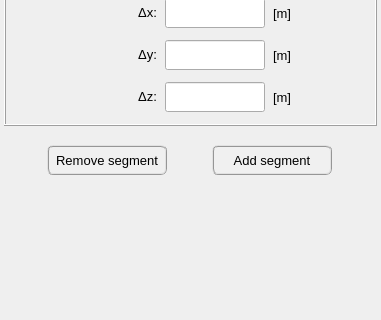
Qt form pulse/interface/ui_files/model/geometry/add_widget.ui (open-pulse/OpenPulse) before a commit; both pictures show x 0 to 381 and y 314 to 634 of the 381 by 781 pixel window.
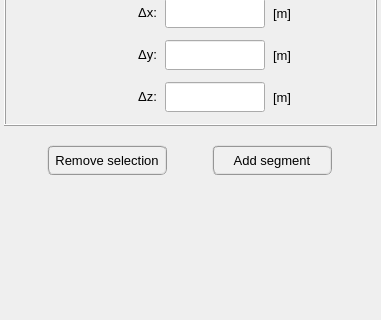
The same form after that commit.

```diff
--- a/pulse/interface/ui_files/model/geometry/add_widget.ui
+++ b/pulse/interface/ui_files/model/geometry/add_widget.ui
@@ -937,7 +937,7 @@
 QPushButton:disabled{border-radius: 6px; border-color: rgb(150, 150, 150); border-style: ridge; border-width: 0px; color: rgb(150,150, 150); background-color: rgb(220, 220, 220)}</string>
         </property>
         <property name="text">
-         <string>Remove segment</string>
+         <string>Remove selection</string>
         </property>
         <property name="shortcut">
          <string>Del</string>
```
Left out of the diff: 2 changed lines with no effect on the pictures.
